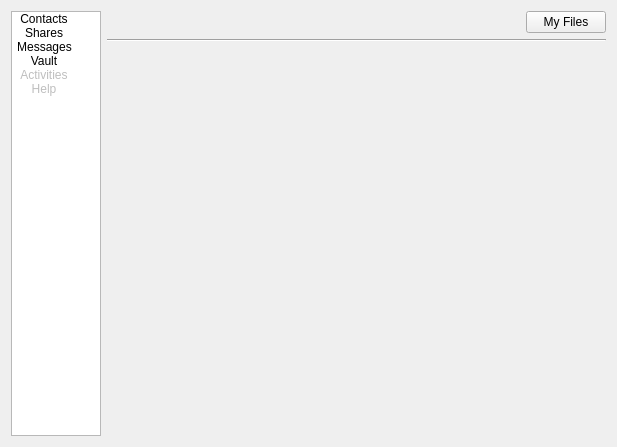
This is src/qt/ui/user_panels.ui in maidsafe-archive/MaidSafe-Encrypt as Qt 5 draws it before an edit. The edited form follows.
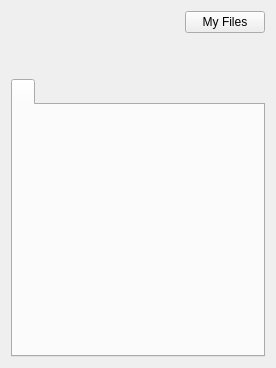
This is the edited form. Icons and pictures are not drawn.

Commit message: Contacts, shares and new look in GUI, by Stephen

What changed in the file:
```diff
--- a/src/qt/ui/user_panels.ui
+++ b/src/qt/ui/user_panels.ui
@@ -6,188 +6,137 @@
    <rect>
     <x>0</x>
     <y>0</y>
-    <width>617</width>
-    <height>447</height>
+    <width>276</width>
+    <height>368</height>
    </rect>
   </property>
+  <property name="minimumSize">
+   <size>
+    <width>0</width>
+    <height>0</height>
+   </size>
+  </property>
+  <property name="maximumSize">
+   <size>
+    <width>16777215</width>
+    <height>16777215</height>
+   </size>
+  </property>
+  <property name="focusPolicy">
+   <enum>Qt::ClickFocus</enum>
+  </property>
   <property name="windowTitle">
    <string>Form</string>
   </property>
-  <layout class="QHBoxLayout" name="horizontalLayout_2">
+  <layout class="QVBoxLayout" name="verticalLayout_2">
+   <property name="sizeConstraint">
+    <enum>QLayout::SetDefaultConstraint</enum>
+   </property>
    <item>
-    <widget class="QListWidget" name="listWidget">
-     <property name="sizePolicy">
-      <sizepolicy hsizetype="Expanding" vsizetype="Expanding">
-       <horstretch>0</horstretch>
-       <verstretch>0</verstretch>
-      </sizepolicy>
+    <layout class="QVBoxLayout" name="verticalLayout_4" stretch="0,0">
+     <property name="sizeConstraint">
+      <enum>QLayout::SetDefaultConstraint</enum>
      </property>
-     <property name="maximumSize">
-      <size>
-       <width>90</width>
-       <height>16777215</height>
-      </size>
+     <property name="leftMargin">
+      <number>0</number>
      </property>
-     <property name="dragDropMode">
-      <enum>QAbstractItemView::NoDragDrop</enum>
+     <property name="topMargin">
+      <number>0</number>
      </property>
-     <property name="iconSize">
-      <size>
-       <width>32</width>
-       <height>32</height>
-      </size>
-     </property>
-     <property name="movement">
-      <enum>QListView::Static</enum>
-     </property>
-     <property name="flow">
-      <enum>QListView::TopToBottom</enum>
-     </property>
-     <property name="isWrapping" stdset="0">
-      <bool>false</bool>
-     </property>
-     <property name="resizeMode">
-      <enum>QListView::Adjust</enum>
-     </property>
-     <property name="spacing">
+     <property name="bottomMargin">
       <number>0</number>
      </property>
-     <property name="viewMode">
-      <enum>QListView::IconMode</enum>
-     </property>
-     <property name="uniformItemSizes">
-      <bool>true</bool>
-     </property>
      <item>
-      <property name="text">
-       <string>Contacts</string>
-      </property>
-      <property name="icon">
-       <iconset>
-        <normalon>:/icons/32/contacts</normalon>
-       </iconset>
-      </property>
-      <property name="flags">
-       <set>ItemIsSelectable|ItemIsUserCheckable|ItemIsEnabled</set>
-      </property>
-     </item>
-     <item>
-      <property name="text">
-       <string>Shares</string>
-      </property>
-      <property name="icon">
-       <iconset>
-        <normalon>:/icons/32/shares</normalon>
-       </iconset>
-      </property>
-      <property name="flags">
-       <set>ItemIsSelectable|ItemIsUserCheckable|ItemIsEnabled</set>
-      </property>
-     </item>
-     <item>
-      <property name="text">
-       <string>Messages</string>
-      </property>
-      <property name="icon">
-       <iconset>
-        <normalon>:/icons/32/messages</normalon>
-       </iconset>
-      </property>
-      <property name="flags">
-       <set>ItemIsSelectable|ItemIsUserCheckable|ItemIsEnabled</set>
-      </property>
-     </item>
-     <item>
-      <property name="text">
-       <string>Vault</string>
-      </property>
-      <property name="icon">
-       <iconset>
-        <normalon>:/icons/32/settings</normalon>
-       </iconset>
-      </property>
-      <property name="flags">
-       <set>ItemIsSelectable|ItemIsUserCheckable|ItemIsEnabled</set>
-      </property>
-     </item>
-     <item>
-      <property name="text">
-       <string>Activities</string>
-      </property>
-      <property name="icon">
-       <iconset>
-        <normalon>:/icons/32/activities</normalon>
-       </iconset>
-      </property>
-      <property name="flags">
-       <set>ItemIsSelectable|ItemIsUserCheckable</set>
-      </property>
-     </item>
-     <item>
-      <property name="text">
-       <string>     Help     </string>
-      </property>
-      <property name="icon">
-       <iconset>
-        <normalon>:/icons/32/help</normalon>
-       </iconset>
-      </property>
-      <property name="flags">
-       <set>ItemIsSelectable|ItemIsUserCheckable</set>
-      </property>
-     </item>
-    </widget>
-   </item>
-   <item>
-    <layout class="QVBoxLayout" name="verticalLayout">
-     <item>
-      <layout class="QHBoxLayout" name="horizontalLayout">
+      <layout class="QHBoxLayout" name="horizontalLayout_3">
+       <property name="sizeConstraint">
+        <enum>QLayout::SetNoConstraint</enum>
+       </property>
        <item>
-        <widget class="QLabel" name="user_icon">
+        <widget class="QLabel" name="label_2">
          <property name="text">
           <string/>
          </property>
-        </widget>
-       </item>
-       <item>
-        <widget class="QLabel" name="user_public_username">
-         <property name="text">
-          <string/>
+         <property name="pixmap">
+          <pixmap resource="../resources/resources.qrc">:/icons/64/globe</pixmap>
          </property>
+         <property name="alignment">
+          <set>Qt::AlignLeading|Qt::AlignLeft|Qt::AlignVCenter</set>
+         </property>
         </widget>
        </item>
        <item>
-        <spacer name="horizontalSpacer">
-         <property name="orientation">
-          <enum>Qt::Horizontal</enum>
-         </property>
-         <property name="sizeHint" stdset="0">
-          <size>
-           <width>40</width>
-           <height>20</height>
-          </size>
-         </property>
-        </spacer>
-       </item>
-       <item>
-        <widget class="QPushButton" name="my_files_button">
-         <property name="text">
-          <string>My Files</string>
-         </property>
-        </widget>
+        <layout class="QGridLayout" name="gridLayout">
+         <item row="2" column="0">
+          <widget class="QLabel" name="user_public_username">
+           <property name="minimumSize">
+            <size>
+             <width>10</width>
+             <height>0</height>
+            </size>
+           </property>
+           <property name="text">
+            <string/>
+           </property>
+          </widget>
+         </item>
+         <item row="4" column="0">
+          <widget class="QLabel" name="user_icon">
+           <property name="text">
+            <string/>
+           </property>
+          </widget>
+         </item>
+         <item row="1" column="0">
+          <widget class="QPushButton" name="my_files_button">
+           <property name="sizePolicy">
+            <sizepolicy hsizetype="Fixed" vsizetype="Fixed">
+             <horstretch>0</horstretch>
+             <verstretch>0</verstretch>
+            </sizepolicy>
+           </property>
+           <property name="text">
+            <string>My Files</string>
+           </property>
+          </widget>
+         </item>
+        </layout>
        </item>
       </layout>
      </item>
      <item>
-      <widget class="Line" name="line">
-       <property name="orientation">
-        <enum>Qt::Horizontal</enum>
+      <widget class="QTabWidget" name="tabWidget_2">
+       <property name="sizePolicy">
+        <sizepolicy hsizetype="Preferred" vsizetype="Expanding">
+         <horstretch>0</horstretch>
+         <verstretch>0</verstretch>
+        </sizepolicy>
        </property>
+       <property name="focusPolicy">
+        <enum>Qt::StrongFocus</enum>
+       </property>
+       <property name="statusTip">
+        <string/>
+       </property>
+       <property name="currentIndex">
+        <number>0</number>
+       </property>
+       <property name="iconSize">
+        <size>
+         <width>32</width>
+         <height>32</height>
+        </size>
+       </property>
+       <widget class="QWidget" name="tab_8">
+        <attribute name="icon">
+         <iconset resource="../resources/resources.qrc">
+          <normaloff>:/icons/32/settings</normaloff>:/icons/32/settings</iconset>
+        </attribute>
+        <attribute name="title">
+         <string/>
+        </attribute>
+       </widget>
       </widget>
      </item>
-     <item>
-      <widget class="QStackedWidget" name="stackedWidget"/>
-     </item>
     </layout>
    </item>
   </layout>
```
Left out of the diff: 2 changed lines with no effect on the pictures. The commit also changes 29 other files.
